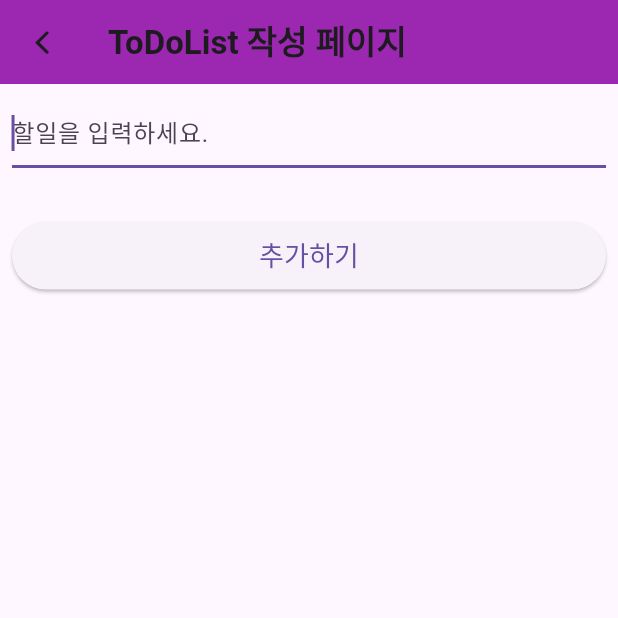
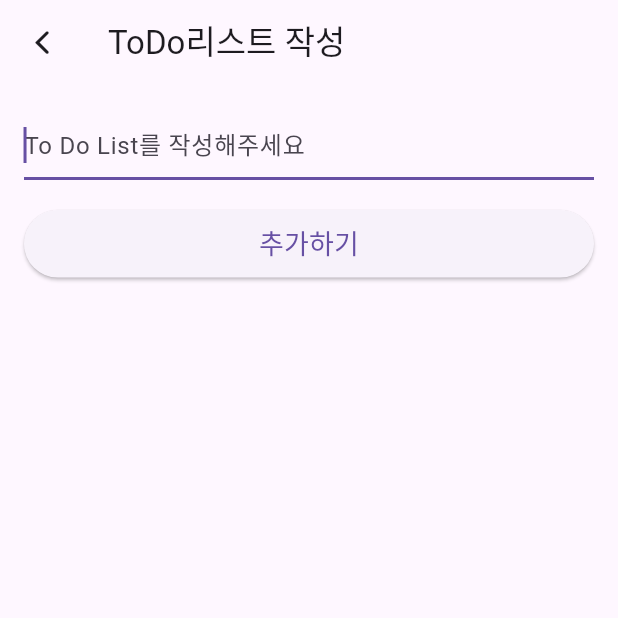
Before and after one commit to 980pro/chap05_flutter_provider_to_do_list, a Flutter app: the screen it shows after launch, after a tap on the "add" icon, on a phone screen of 412 x 824 dp, the top half of it. Run offline on Flutter 3.47's test engine with Material 3 defaults, Android fonts, the phone set to English and light mode, and no system bars.

Commit message:
provider_to_do_list 완성

```diff
--- /dev/null
+++ b/devtools_options.yaml
@@ -0,0 +1 @@
+extensions:
--- a/lib/main.dart
+++ b/lib/main.dart
@@ -4,12 +4,14 @@ import 'package:flutter/material.dart';
 import 'package:provider/provider.dart';
 
 void main() {
-  runApp(MultiProvider(
+  runApp(
+    MultiProvider(
       providers: [
         ChangeNotifierProvider(create: (context) => ToDoService()),
       ],
       child: const MyApp(),
-  ));
+    ),
+  );
 }
 
 class MyApp extends StatelessWidget {
@@ -24,38 +26,37 @@ class MyApp extends StatelessWidget {
   }
 }
 
-class HomePage extends StatefulWidget {
-  const HomePage({super.key});
+/// ToDo 클래스
+class ToDo {
+  String job; // 할 일
+  bool isDone; // 완료 여부
 
-  @override
-  State<HomePage> createState() => _HomePageState();
+  ToDo(this.job, this.isDone); // 생성자
 }
 
-// 상태 클래스
-class _HomePageState extends State<HomePage> {
-  List<ToDo> toDoList = [];
+/// 홈 페이지
+class HomePage extends StatelessWidget {
+  const HomePage({Key? key}) : super(key: key);
 
   @override
   Widget build(BuildContext context) {
+    return Consumer<ToDoService>(
+      builder: (context, toDoService, child) {
+        // toDoService로 부터 toDoList 가져오기
+        List<ToDo> toDoList = toDoService.toDoList;
+
         return Scaffold(
           appBar: AppBar(
-        backgroundColor: Colors.purple,
-        title: Text(
-          "ToDoList",
-          style: TextStyle(
-            fontWeight: FontWeight.bold,
-          ),
-        ),
+            title: Text("ToDo 리스트"),
           ),
           body: toDoList.isEmpty
               ? Center(
-              child: Text('To Do List 작성해주세요.'),
+                  child: Text("To Do List를 작성해주세요"),
                 )
               : ListView.builder(
                   itemCount: toDoList.length,
                   itemBuilder: (context, index) {
                     ToDo toDo = toDoList[index];
-
                     return ListTile(
                       title: Text(
                         toDo.job,
@@ -64,78 +65,44 @@ class _HomePageState extends State<HomePage> {
                           color: toDo.isDone ? Colors.grey : Colors.black,
                           decoration: toDo.isDone
                               ? TextDecoration.lineThrough
-                            : TextDecoration.none),
+                              : TextDecoration.none,
+                        ),
                       ),
                       trailing: IconButton(
+                        icon: Icon(
+                          CupertinoIcons.delete,
+                        ),
                         onPressed: () {
-                        showDialog(
-                            context: context,
-                            builder: (context) {
-                              return AlertDialog(
-                                title: Text('삭제 하시겠습니까?'),
-                                actions: [
-                                  // 취소버튼
-                                  TextButton(
-                                    onPressed: () {
-                                      Navigator.pop(context);
+                          // 삭제 버튼이 눌렀을 때 적용
+                          toDoService.deleteToDo(index);
                         },
-                                    child: Text(
-                                      '취소',
-                                      style: TextStyle(
-                                        color: Colors.blue,
                       ),
-                                    ),
-                                  ),
-                                  // 삭제버튼
-                                  TextButton(
-                                    onPressed: () {
-                                      setState(() {
-                                        toDoList.removeAt(index);
-                                      });
-                                      Navigator.pop(context);
-                                    },
-                                    child: Text(
-                                      '삭제',
-                                      style: TextStyle(
-                                        color: Colors.red,
-                                      ),
-                                    ),
-                                  )
-                                ],
-                              );
-                            });
-                      },
-                      icon: Icon(CupertinoIcons.delete)),
                       onTap: () {
                         // 아이템 클릭시
-                    setState(() {
                         toDo.isDone = !toDo.isDone;
-                    });
+                        toDoService.updateToDo(toDo, index);
                       },
+                    );
+                  }),
+          floatingActionButton: FloatingActionButton(
+            child: Icon(Icons.add),
+            onPressed: () {
+              // + 버튼 클릭시 ToDo 생성 페이지로 이동
+              Navigator.push(
+                context,
+                MaterialPageRoute(builder: (_) => CreatePage()),
               );
             },
           ),
-      floatingActionButton: FloatingActionButton(
-        onPressed: () async {
-          String? job = await Navigator.push(
-            context,
-            MaterialPageRoute(builder: (_) => CreatePage()),
         );
-          if (job != null) {
-            setState(() {
-              ToDo newToDo = ToDo(job, false);
-              toDoList.add(newToDo);
-            });
-          }
       },
-        child: Icon(Icons.add),
-      ),
     );
   }
 }
 
+/// ToDo 생성 페이지
 class CreatePage extends StatefulWidget {
-  const CreatePage({super.key});
+  const CreatePage({Key? key}) : super(key: key);
 
   @override
   State<CreatePage> createState() => _CreatePageState();
@@ -145,86 +112,72 @@ class _CreatePageState extends State<CreatePage> {
   // TextField의 값을 가져올 때 사용
   TextEditingController textController = TextEditingController();
 
-  // 경고 메시지
+  // 경고 메세지
   String? error;
 
   @override
   Widget build(BuildContext context) {
     return Scaffold(
       appBar: AppBar(
-        backgroundColor: Colors.purple,
-        title: Text(
-          'ToDoList 작성 페이지',
-          style: TextStyle(fontWeight: FontWeight.bold),
-        ),
+        title: Text("ToDo리스트 작성"),
+        // 뒤로가기 버튼
         leading: IconButton(
+          icon: Icon(CupertinoIcons.chevron_back),
           onPressed: () {
-            // 이전 페이지로 이동
             Navigator.pop(context);
           },
-          icon: Icon(CupertinoIcons.chevron_back),
         ),
       ),
-      body: Column(
+      body: Padding(
+        padding: const EdgeInsets.all(16),
+        child: Column(
           children: [
             // 텍스트 입력창
-          Padding(
-            padding: const EdgeInsets.all(8.0),
-            child: TextField(
+            TextField(
               controller: textController,
-              // 화면이 나왔을경우, 입력창에 커서가 바로 오게 하는 기능
               autofocus: true,
               decoration: InputDecoration(
-                hintText: '할일을 입력하세요.',
+                hintText: "To Do List를 작성해주세요",
                 errorText: error,
               ),
             ),
-          ),
-
-          // Row, Column등에서 widget 사이에 빈 공간을 넣기 위해 사용
+            SizedBox(height: 20),
+            // 추가하기 버튼
             SizedBox(
-            height: 20,
-          ),
-
-          Padding(
-            padding: const EdgeInsets.all(8.0),
-            child: SizedBox(
               width: double.infinity,
               height: 45,
               child: ElevatedButton(
-                onPressed: () {
-                  // 추가하기 버튼을 클릭하면 적용
-                  String toDo = textController.text;
-                  if (toDo.isEmpty) {
-                    setState(() {
-                      error = '내용을 입력해주세요.';
-                    });
-                  } else {
-                    setState(() {
-                      error = null;
-                    });
-                  }
-                  Navigator.pop(context, toDo);
-                },
                 child: Text(
-                  '추가하기',
+                  "추가하기",
                   style: TextStyle(
                     fontSize: 18,
                   ),
                 ),
+                onPressed: () {
+                  // 추가하기 버튼 클릭시
+                  String job = textController.text;
+                  if (job.isEmpty) {
+                    setState(() {
+                      // 내용이 없는 경우 에러 메세지
+                      error = "내용을 입력해주세요.";
+                    });
+                  } else {
+                    setState(() {
+                      // 내용이 있는 경우 에러 메세지 숨김
+                      error = null;
+                    });
+                    // ToDoService 인스턴스 생성
+                    ToDoService toDoService = context.read<ToDoService>();
+                    // ToDoService에 있는 createToDo 메서드 사용
+                    toDoService.createToDo(job);
+                    Navigator.pop(context);
+                  }
+                },
               ),
             ),
-          )
           ],
+        ),
       ),
     );
   }
 }
-
-// ToDo 클래스
-class ToDo {
-  String job;
-  bool isDone;
-
-  ToDo(this.job, this.isDone);
-}
--- a/lib/to_do_service.dart
+++ b/lib/to_do_service.dart
@@ -3,8 +3,27 @@ import 'package:flutter/cupertino.dart';
 import 'main.dart';
 
 class ToDoService extends ChangeNotifier {
-  List<ToDo> ToDoList = [
+  List<ToDo> toDoList = [
     //더미데이터
     ToDo('공부하기', false)
   ];
+
+  // todo 추가
+  void createToDo(String job) {
+    toDoList.add(ToDo(job, false));
+    // 갱신 : consumer로 등록된 builder만 새로 갱신해서 화면을 다시 그린다.
+    notifyListeners();
+  }
+
+  // todo 수정
+  void updateToDo(ToDo toDo, int index) {
+    toDoList[index] = toDo;
+    notifyListeners();
+  }
+
+  // todo 삭제
+  void deleteToDo(int index) {
+    toDoList.removeAt(index);
+    notifyListeners();
+  }
 }
```
Lines whose indentation alone changed are shown as unchanged.
